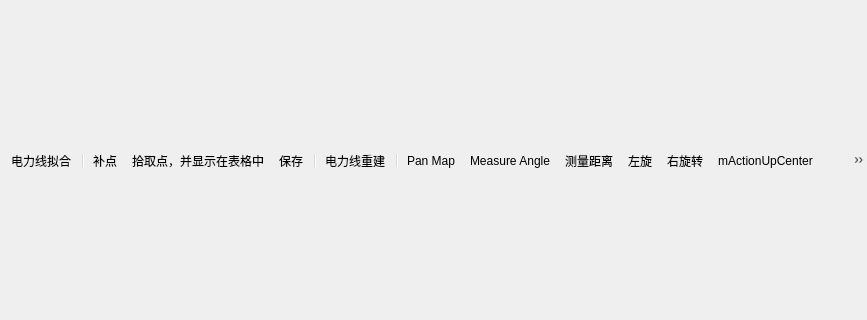
The window that src/ui/qgsDLwindowdockwidgetbase.ui (qgis/QGIS) describes before a commit, drawn with Qt 5; both pictures show x 0 to 867 and y 213 to 533 of the 867 by 747 pixel window.
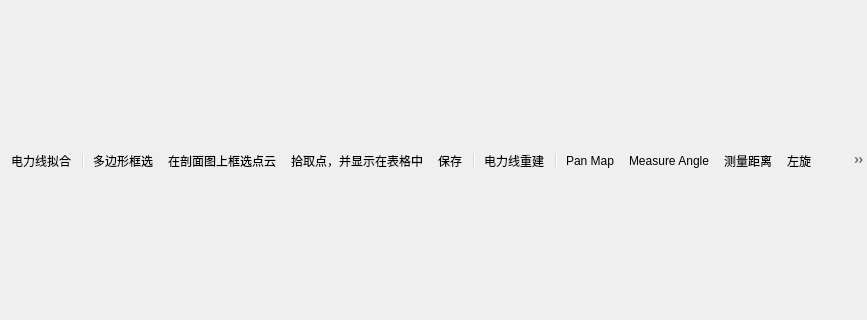
The same window after the commit. Icons and pictures are not drawn. Custom widgets are drawn as their Qt base class.

Diff of the .ui file:
```diff
--- a/src/ui/qgsDLwindowdockwidgetbase.ui
+++ b/src/ui/qgsDLwindowdockwidgetbase.ui
@@ -47,6 +47,7 @@
       <addaction name="action_tiqudianlixian"/>
       <addaction name="separator"/>
       <addaction name="action_xiubudianlixian"/>
+      <addaction name="m_selectiononprofile"/>
       <addaction name="mActionPickPoints"/>
       <addaction name="mActionSaveEdits"/>
       <addaction name="separator"/>
@@ -189,7 +190,16 @@
      <normaloff>:/images/north_arrows/gpsarrow2.svg</normaloff>:/images/north_arrows/gpsarrow2.svg</iconset>
    </property>
    <property name="text">
-    <string>补点</string>
+    <string>多边形框选</string>
+   </property>
+  </action>
+  <action name="m_selectiononprofile">
+   <property name="icon">
+    <iconset resource="../../images/images.qrc">
+     <normaloff>:/images/cc/square.png</normaloff>:/images/cc/square.png</iconset>
+   </property>
+   <property name="text">
+    <string>在剖面图上框选点云</string>
    </property>
   </action>
  </widget>
```
